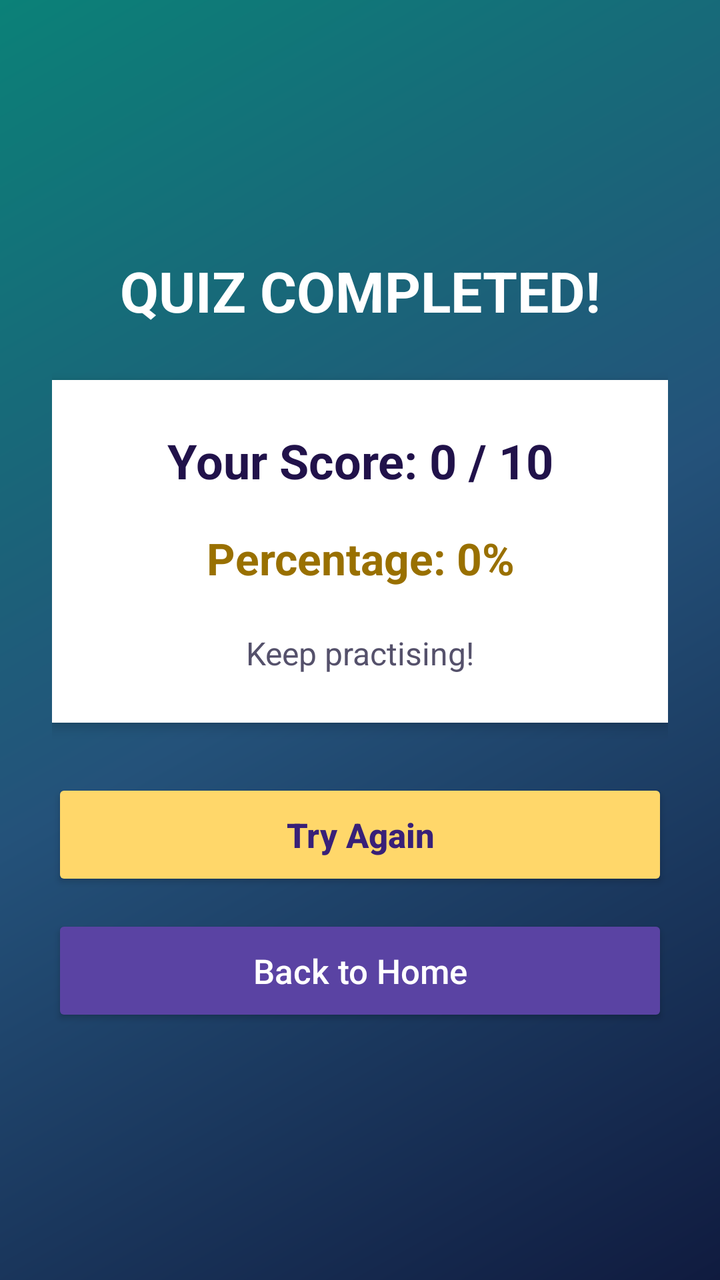
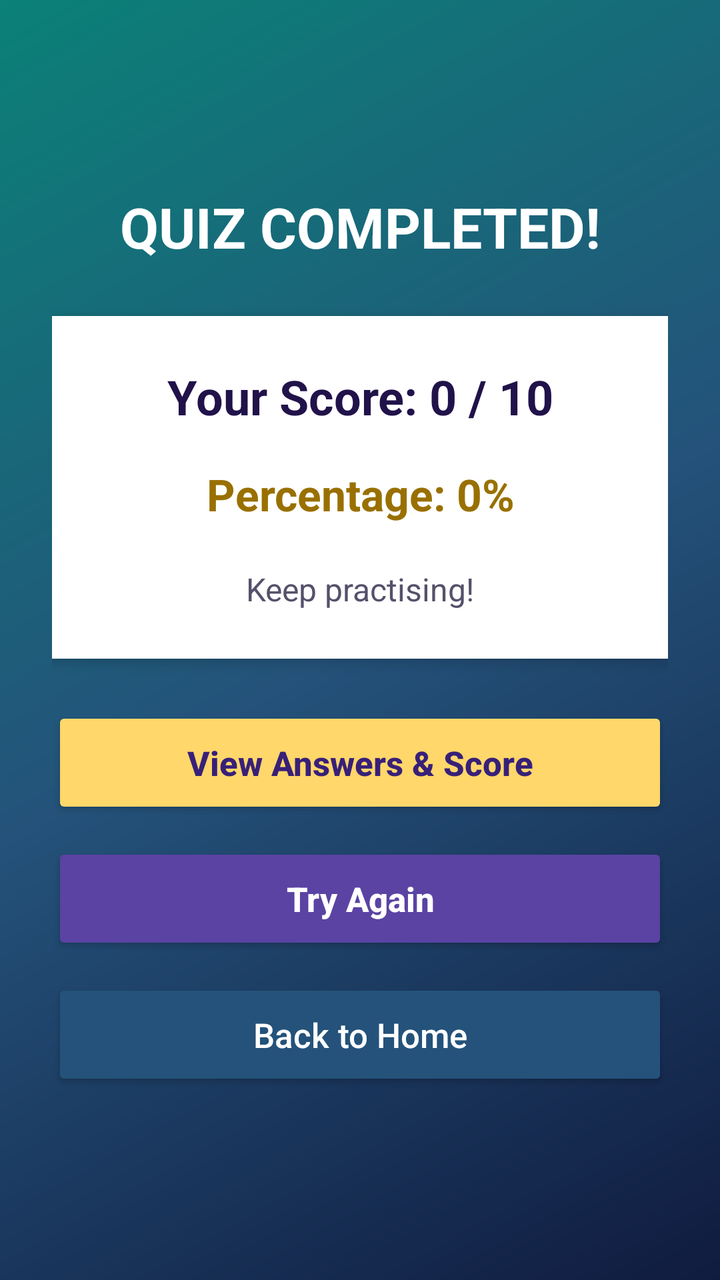

Screens rendered from an Android XML layout before and after an edit, with the pre-edit source and the edit as a unified diff.
<!-- AndroidManifest.xml: application theme android:Theme.Material.Light.NoActionBar -->
<!-- res/layout/activity_result.xml -->
<?xml version="1.0" encoding="utf-8"?>
<ScrollView xmlns:android="http://schemas.android.com/apk/res/android"
    android:layout_width="match_parent"
    android:layout_height="match_parent"
    android:fillViewport="true"
    android:background="@drawable/bg_gradient">

    <LinearLayout
        android:layout_width="match_parent"
        android:layout_height="match_parent"
        android:orientation="vertical"
        android:gravity="center"
        android:padding="26dp">

        <TextView
            android:id="@+id/resultTitle"
            android:layout_width="match_parent"
            android:layout_height="wrap_content"
            android:text="QUIZ COMPLETED!"
            android:textColor="#FFFFFF"
            android:textSize="28sp"
            android:textStyle="bold"
            android:gravity="center"
            android:layout_marginBottom="26dp" />

        <LinearLayout
            android:layout_width="match_parent"
            android:layout_height="wrap_content"
            android:orientation="vertical"
            android:gravity="center"
            android:padding="24dp"
            android:background="#FFFFFF"
            android:elevation="4dp">

            <TextView
                android:id="@+id/scoreText"
                android:layout_width="match_parent"
                android:layout_height="wrap_content"
                android:text="Your Score: 0 / 10"
                android:textColor="#21124A"
                android:textSize="24sp"
                android:textStyle="bold"
                android:gravity="center"
                android:layout_marginBottom="18dp" />

            <TextView
                android:id="@+id/percentageText"
                android:layout_width="match_parent"
                android:layout_height="wrap_content"
                android:text="Percentage: 0%"
                android:textColor="#997000"
                android:textSize="22sp"
                android:textStyle="bold"
                android:gravity="center" />

            <TextView
                android:id="@+id/messageText"
                android:layout_width="match_parent"
                android:layout_height="wrap_content"
                android:text="Keep practising!"
                android:textColor="#55516B"
                android:textSize="16sp"
                android:gravity="center"
                android:lineSpacingExtra="5dp"
                android:layout_marginTop="22dp" />
        </LinearLayout>

        <Button
            android:id="@+id/retryButton"
            android:layout_width="match_parent"
            android:layout_height="56dp"
            android:text="Try Again"
            android:textAllCaps="false"
            android:textSize="17sp"
            android:textStyle="bold"
            android:textColor="#382078"
            android:backgroundTint="#FFD76A"
            android:layout_marginTop="28dp" />

        <Button
            android:id="@+id/homeButton"
            android:layout_width="match_parent"
            android:layout_height="56dp"
            android:text="Back to Home"
            android:textAllCaps="false"
            android:textSize="17sp"
            android:textColor="#FFFFFF"
            android:backgroundTint="#5A43A3"
            android:layout_marginTop="12dp" />
    </LinearLayout>
</ScrollView>
<!-- resources referenced by this layout -->
<resources>
  <!-- drawable bg_gradient (drawable) -->
  <?xml version="1.0" encoding="utf-8"?>
  <shape xmlns:android="http://schemas.android.com/apk/res/android"
      android:shape="rectangle">
      <gradient
          android:angle="135"
          android:startColor="#101B3F"
          android:centerColor="#24527A"
          android:endColor="#0B8178"
          android:type="linear" />
  </shape>
</resources>

<!-- the commit's change to res/layout/activity_result.xml (unified diff, before → after) -->
@@ -4,14 +4,12 @@
     android:layout_height="match_parent"
     android:fillViewport="true"
     android:background="@drawable/bg_gradient">
-
     <LinearLayout
         android:layout_width="match_parent"
         android:layout_height="match_parent"
         android:orientation="vertical"
         android:gravity="center"
         android:padding="26dp">
-
         <TextView
             android:id="@+id/resultTitle"
             android:layout_width="match_parent"
@@ -22,7 +20,6 @@
             android:textStyle="bold"
             android:gravity="center"
             android:layout_marginBottom="26dp" />
-
         <LinearLayout
             android:layout_width="match_parent"
             android:layout_height="wrap_content"
@@ -31,7 +28,6 @@
             android:padding="24dp"
             android:background="#FFFFFF"
             android:elevation="4dp">
-
             <TextView
                 android:id="@+id/scoreText"
                 android:layout_width="match_parent"
@@ -42,7 +38,6 @@
                 android:textStyle="bold"
                 android:gravity="center"
                 android:layout_marginBottom="18dp" />
-
             <TextView
                 android:id="@+id/percentageText"
                 android:layout_width="match_parent"
@@ -52,7 +47,6 @@
                 android:textSize="22sp"
                 android:textStyle="bold"
                 android:gravity="center" />
-
             <TextView
                 android:id="@+id/messageText"
                 android:layout_width="match_parent"
@@ -64,7 +58,17 @@
                 android:lineSpacingExtra="5dp"
                 android:layout_marginTop="22dp" />
         </LinearLayout>
-
+        <Button
+            android:id="@+id/viewAnswersButton"
+            android:layout_width="match_parent"
+            android:layout_height="56dp"
+            android:text="View Answers &amp; Score"
+            android:textAllCaps="false"
+            android:textSize="17sp"
+            android:textStyle="bold"
+            android:textColor="#382078"
+            android:backgroundTint="#FFD76A"
+            android:layout_marginTop="24dp" />
         <Button
             android:id="@+id/retryButton"
             android:layout_width="match_parent"
@@ -73,10 +77,9 @@
             android:textAllCaps="false"
             android:textSize="17sp"
             android:textStyle="bold"
-            android:textColor="#382078"
-            android:backgroundTint="#FFD76A"
-            android:layout_marginTop="28dp" />
-
+            android:textColor="#FFFFFF"
+            android:backgroundTint="#5A43A3"
+            android:layout_marginTop="12dp" />
         <Button
             android:id="@+id/homeButton"
             android:layout_width="match_parent"
@@ -85,7 +88,7 @@
             android:textAllCaps="false"
             android:textSize="17sp"
             android:textColor="#FFFFFF"
-            android:backgroundTint="#5A43A3"
+            android:backgroundTint="#24527A"
             android:layout_marginTop="12dp" />
     </LinearLayout>
 </ScrollView>
